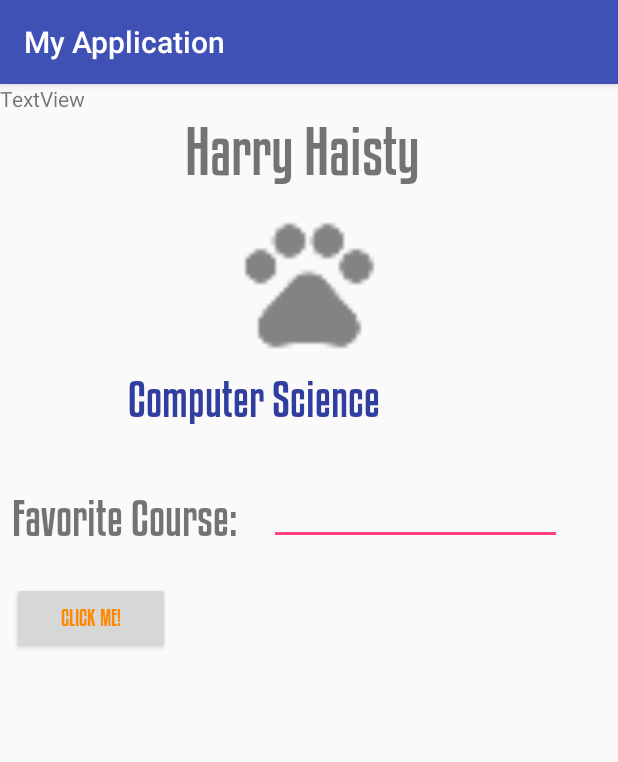
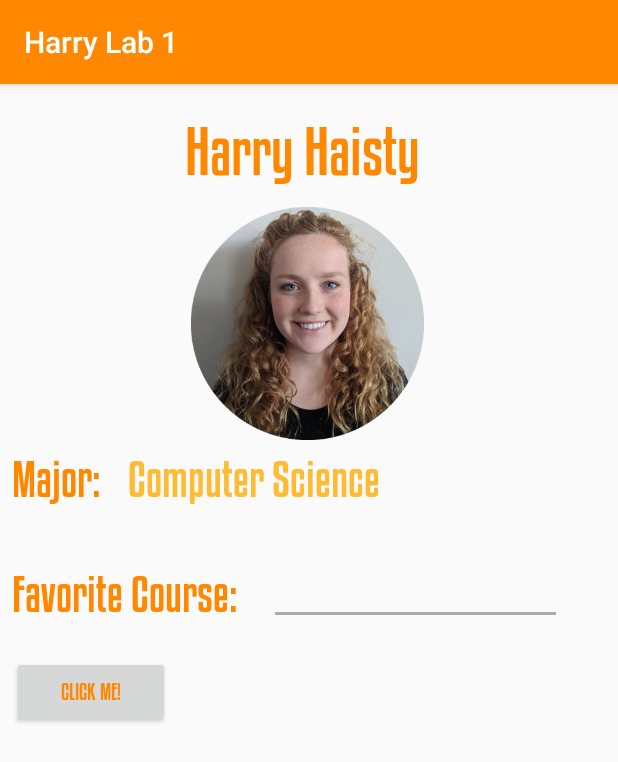
Before and after one commit to hkhaisty/Android_Studio, an Android app: the screen it shows after launch (MainPage), on a phone screen of 412 x 824 dp. Shown: the top 762 px of the screen. Run offline under Robolectric (Android 15) with nearby library versions, the phone set to English and light mode, and no system bars.

Commit message:
adds resources to project

```diff
--- a/app/src/main/AndroidManifest.xml
+++ b/app/src/main/AndroidManifest.xml
@@ -5,7 +5,7 @@
     <application
         android:allowBackup="true"
         android:icon="@mipmap/ic_launcher"
-        android:label="@string/app_name"
+        android:label="Harry Lab 1"
         android:roundIcon="@mipmap/ic_launcher_round"
         android:supportsRtl="true"
         android:theme="@style/AppTheme">
--- a/app/src/main/java/com/example/hkhai/myapplication/MainPage.java
+++ b/app/src/main/java/com/example/hkhai/myapplication/MainPage.java
@@ -2,8 +2,18 @@ package com.example.hkhai.myapplication;
 
 import android.support.v7.app.AppCompatActivity;
 import android.os.Bundle;
+import android.view.View;
+import android.widget.Button;
 import android.widget.EditText;
 import android.widget.TextView;
+
+/*
+Name: Harry Haisty
+Instructor: Dr. Selena He
+Date: 1/12/19
+Assignment: Lab 01
+
+ */
 
 public class MainPage extends AppCompatActivity {
 
@@ -12,9 +22,14 @@ public class MainPage extends AppCompatActivity {
         super.onCreate(savedInstanceState);
         setContentView(R.layout.activity_main_page);
 
-        EditText edit = (EditText)findViewById(R.id.editText);
-        TextView tview = (TextView)findViewById(R.id.textView);
-        String result = edit.getText().toString();
-        tview.setText(result);
+        final Button button = findViewById(R.id.button);
+        button.setOnClickListener(new View.OnClickListener(){
+            public void onClick(View v){
+                EditText editableText = (EditText)findViewById(R.id.editText);
+                TextView textView = (TextView)findViewById(R.id.textView4);
+                String userInput = editableText.getText().toString();
+                textView.setText(userInput + " is fun!" );
+            }
+        });
     }
 }
--- a/app/src/main/res/layout/activity_main_page.xml
+++ b/app/src/main/res/layout/activity_main_page.xml
@@ -17,6 +17,7 @@
         android:layout_marginRight="8dp"
         android:layout_marginBottom="8dp"
         android:fontFamily="@font/kenyancoffee"
+        android:textColor="@android:color/holo_orange_dark"
         android:text="Harry Haisty"
         android:textSize="40dp"
         app:layout_constraintBottom_toBottomOf="parent"
@@ -28,8 +29,8 @@
 
     <ImageView
         android:id="@+id/imageView"
-        android:layout_width="126dp"
-        android:layout_height="102dp"
+        android:layout_width="183dp"
+        android:layout_height="155dp"
         android:layout_marginStart="8dp"
         android:layout_marginLeft="8dp"
         android:layout_marginTop="8dp"
@@ -38,10 +39,11 @@
         android:layout_marginBottom="8dp"
         app:layout_constraintBottom_toBottomOf="parent"
         app:layout_constraintEnd_toEndOf="parent"
+        app:layout_constraintHorizontal_bias="0.495"
         app:layout_constraintStart_toStartOf="parent"
         app:layout_constraintTop_toBottomOf="@+id/name"
         app:layout_constraintVertical_bias="0.0"
-        app:srcCompat="@drawable/projectimage" />
+        app:srcCompat="@drawable/harryround" />
 
     <TextView
         android:id="@+id/textView"
@@ -55,6 +57,7 @@
         android:layout_marginBottom="8dp"
         android:fontFamily="@font/kenyancoffee"
         android:text="Major:"
+        android:textColor="@android:color/holo_orange_dark"
         android:textSize="30dp"
         app:layout_constraintBottom_toBottomOf="parent"
         app:layout_constraintEnd_toEndOf="parent"
@@ -75,7 +78,7 @@
         android:layout_marginBottom="8dp"
         android:fontFamily="@font/kenyancoffee"
         android:text="Computer Science"
-        android:textColor="@color/colorPrimaryDark"
+        android:textColor="@android:color/holo_orange_light"
         android:textSize="30dp"
         app:layout_constraintBottom_toBottomOf="parent"
         app:layout_constraintEnd_toEndOf="parent"
@@ -96,6 +99,7 @@
         android:layout_marginBottom="8dp"
         android:fontFamily="@font/kenyancoffee"
         android:text="Favorite Course:"
+        android:textColor="@android:color/holo_orange_dark"
         android:textSize="30dp"
         app:layout_constraintBottom_toBottomOf="parent"
         app:layout_constraintEnd_toEndOf="parent"
@@ -138,7 +142,7 @@
         android:fontFamily="@font/kenyancoffee"
         android:inputType="textPersonName"
         android:text=""
-        android:textColor="@color/colorPrimaryDark"
+        android:textColor="@android:color/holo_orange_light"
         android:textSize="30dp"
         app:layout_constraintBottom_toBottomOf="parent"
         app:layout_constraintEnd_toEndOf="parent"
@@ -149,10 +153,23 @@
 
     <TextView
         android:id="@+id/textView4"
-        android:layout_width="wrap_content"
-        android:layout_height="wrap_content"
-        android:text="TextView"
-        tools:layout_editor_absoluteX="8dp"
-        tools:layout_editor_absoluteY="370dp" />
+        android:layout_width="305dp"
+        android:layout_height="46dp"
+        android:layout_marginStart="8dp"
+        android:layout_marginLeft="8dp"
+        android:layout_marginTop="8dp"
+        android:layout_marginEnd="8dp"
+        android:layout_marginRight="8dp"
+        android:layout_marginBottom="8dp"
+        android:fontFamily="@font/kenyancoffee"
+        android:text=""
+        android:textColor="@android:color/holo_orange_light"
+        android:textSize="30dp"
+        app:layout_constraintBottom_toBottomOf="parent"
+        app:layout_constraintEnd_toEndOf="parent"
+        app:layout_constraintHorizontal_bias="0.603"
+        app:layout_constraintStart_toStartOf="parent"
+        app:layout_constraintTop_toBottomOf="@+id/button"
+        app:layout_constraintVertical_bias="0.021" />
 
 </android.support.constraint.ConstraintLayout>
--- a/app/src/main/res/values/styles.xml
+++ b/app/src/main/res/values/styles.xml
@@ -3,9 +3,9 @@
     <!-- Base application theme. -->
     <style name="AppTheme" parent="Theme.AppCompat.Light.DarkActionBar">
         <!-- Customize your theme here. -->
-        <item name="colorPrimary">@color/colorPrimary</item>
-        <item name="colorPrimaryDark">@color/colorPrimaryDark</item>
-        <item name="colorAccent">@color/colorAccent</item>
+        <item name="colorPrimary">@android:color/holo_orange_dark</item>
+        <item name="colorPrimaryDark">@android:color/holo_orange_light</item>
+        <item name="colorAccent">@android:color/darker_gray</item>
     </style>
 
 </resources>
```
Also changed, not shown: app/src/main/res/drawable/harryround.png (added).
